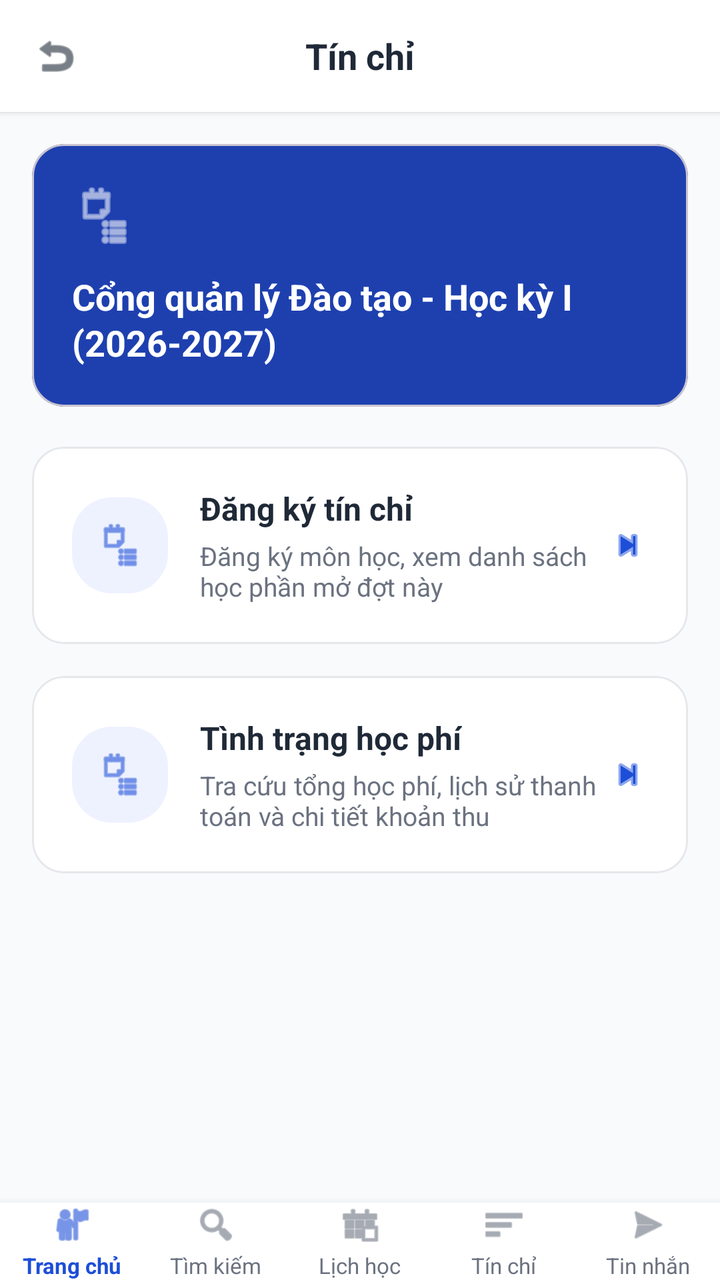
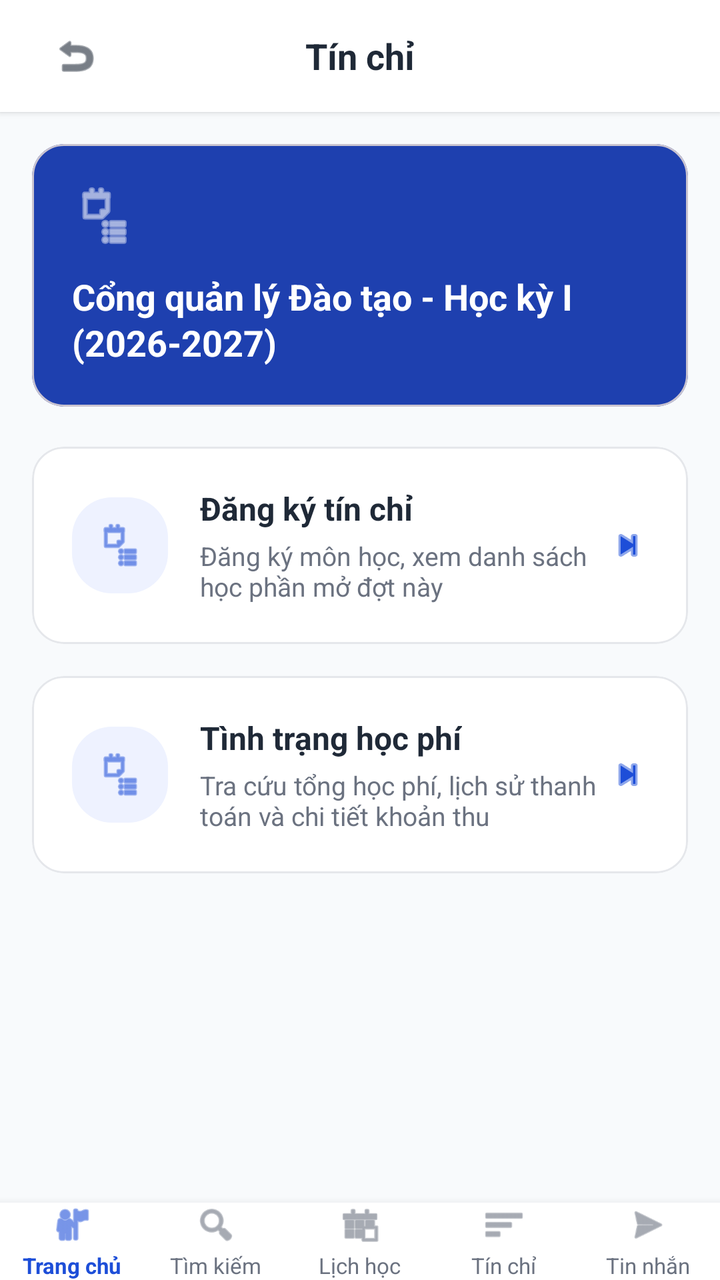

The first picture is an Android layout as it rendered before a commit; the second is the same layout after the commit. The layout source and the unified diff follow.
<!-- AndroidManifest.xml: application theme Theme.XayDung -->
<!-- res/layout/activity_credit_center.xml -->
<?xml version="1.0" encoding="utf-8"?>
<RelativeLayout xmlns:android="http://schemas.android.com/apk/res/android"
    xmlns:app="http://schemas.android.com/apk/res-auto"
    android:layout_width="match_parent"
    android:layout_height="match_parent"
    android:background="@color/figma_bg">

    
    <RelativeLayout
        android:id="@+id/headerToolbar"
        android:layout_width="match_parent"
        android:layout_height="56dp"
        android:paddingHorizontal="16dp"
        android:background="@color/white"
        android:elevation="2dp">

        <ImageView
            android:id="@+id/btnBack"
            android:layout_width="24dp"
            android:layout_height="24dp"
            android:layout_centerVertical="true"
            android:src="@android:drawable/ic_menu_revert"
            android:contentDescription="Back"
            app:tint="@color/figma_text_primary" />

        <TextView
            android:layout_width="wrap_content"
            android:layout_height="wrap_content"
            android:layout_centerInParent="true"
            android:text="Tín chỉ"
            android:textColor="@color/figma_text_primary"
            android:textSize="18sp"
            android:textStyle="bold" />
    </RelativeLayout>

    <ScrollView
        android:layout_width="match_parent"
        android:layout_height="match_parent"
        android:layout_below="@id/headerToolbar"
        android:layout_above="@id/bottomNavigation"
        android:fillViewport="true">

        <LinearLayout
            android:layout_width="match_parent"
            android:layout_height="wrap_content"
            android:orientation="vertical"
            android:padding="16dp">

            
            <com.google.android.material.card.MaterialCardView
                android:layout_width="match_parent"
                android:layout_height="wrap_content"
                android:layout_marginBottom="20dp"
                app:cardCornerRadius="16dp"
                app:cardElevation="0dp"
                app:cardBackgroundColor="@color/figma_blue_dark">

                <LinearLayout
                    android:layout_width="match_parent"
                    android:layout_height="wrap_content"
                    android:orientation="vertical"
                    android:padding="20dp">

                    <ImageView
                        android:layout_width="32dp"
                        android:layout_height="32dp"
                        android:src="@android:drawable/ic_menu_agenda"
                        android:contentDescription="Icon"
                        app:tint="@color/white" />

                    <TextView
                        android:layout_width="match_parent"
                        android:layout_height="wrap_content"
                        android:layout_marginTop="12dp"
                        android:text="Cổng quản lý Đào tạo - Học kỳ I\n(2026-2027)"
                        android:textColor="@color/white"
                        android:textSize="18sp"
                        android:textStyle="bold"
                        android:lineSpacingExtra="2dp" />
                </LinearLayout>
            </com.google.android.material.card.MaterialCardView>

            
            <com.google.android.material.card.MaterialCardView
                android:id="@+id/cardRegisterCredit"
                android:layout_width="match_parent"
                android:layout_height="wrap_content"
                android:layout_marginBottom="16dp"
                app:cardCornerRadius="16dp"
                app:cardElevation="0dp"
                app:cardBackgroundColor="@color/white"
                app:strokeColor="@color/figma_card_border"
                app:strokeWidth="1dp"
                android:clickable="true"
                android:focusable="true">

                <LinearLayout
                    android:layout_width="match_parent"
                    android:layout_height="wrap_content"
                    android:orientation="horizontal"
                    android:padding="20dp"
                    android:gravity="center_vertical">

                    <FrameLayout
                        android:layout_width="48dp"
                        android:layout_height="48dp"
                        android:background="@drawable/bg_logo_badge">

                        <ImageView
                            android:layout_width="24dp"
                            android:layout_height="24dp"
                            android:layout_gravity="center"
                            android:src="@android:drawable/ic_menu_agenda"
                            android:contentDescription="Icon"
                            app:tint="@color/figma_blue" />
                    </FrameLayout>

                    <LinearLayout
                        android:layout_width="0dp"
                        android:layout_height="wrap_content"
                        android:layout_weight="1"
                        android:layout_marginStart="16dp"
                        android:orientation="vertical">

                        <TextView
                            android:layout_width="wrap_content"
                            android:layout_height="wrap_content"
                            android:text="Đăng ký tín chỉ"
                            android:textColor="@color/figma_text_primary"
                            android:textSize="16sp"
                            android:textStyle="bold" />

                        <TextView
                            android:layout_width="wrap_content"
                            android:layout_height="wrap_content"
                            android:layout_marginTop="4dp"
                            android:text="Đăng ký môn học, xem danh sách học phần mở đợt này"
                            android:textColor="@color/figma_text_secondary"
                            android:textSize="13sp" />
                    </LinearLayout>

                    <ImageView
                        android:layout_width="20dp"
                        android:layout_height="20dp"
                        android:src="@android:drawable/ic_media_next"
                        android:contentDescription="Next"
                        app:tint="@color/figma_blue" />
                </LinearLayout>
            </com.google.android.material.card.MaterialCardView>

            
            <com.google.android.material.card.MaterialCardView
                android:id="@+id/cardTuitionStatus"
                android:layout_width="match_parent"
                android:layout_height="wrap_content"
                android:layout_marginBottom="16dp"
                app:cardCornerRadius="16dp"
                app:cardElevation="0dp"
                app:cardBackgroundColor="@color/white"
                app:strokeColor="@color/figma_card_border"
                app:strokeWidth="1dp"
                android:clickable="true"
                android:focusable="true">

                <LinearLayout
                    android:layout_width="match_parent"
                    android:layout_height="wrap_content"
                    android:orientation="horizontal"
                    android:padding="20dp"
                    android:gravity="center_vertical">

                    <FrameLayout
                        android:layout_width="48dp"
                        android:layout_height="48dp"
                        android:background="@drawable/bg_logo_badge">

                        <ImageView
                            android:layout_width="24dp"
                            android:layout_height="24dp"
                            android:layout_gravity="center"
                            android:src="@android:drawable/ic_menu_agenda"
                            android:contentDescription="Icon"
                            app:tint="@color/figma_blue" />
                    </FrameLayout>

                    <LinearLayout
                        android:layout_width="0dp"
                        android:layout_height="wrap_content"
                        android:layout_weight="1"
                        android:layout_marginStart="16dp"
                        android:orientation="vertical">

                        <TextView
                            android:layout_width="wrap_content"
                            android:layout_height="wrap_content"
                            android:text="Tình trạng học phí"
                            android:textColor="@color/figma_text_primary"
                            android:textSize="16sp"
                            android:textStyle="bold" />

                        <TextView
                            android:layout_width="wrap_content"
                            android:layout_height="wrap_content"
                            android:layout_marginTop="4dp"
                            android:text="Tra cứu tổng học phí, lịch sử thanh toán và chi tiết khoản thu"
                            android:textColor="@color/figma_text_secondary"
                            android:textSize="13sp" />
                    </LinearLayout>

                    <ImageView
                        android:layout_width="20dp"
                        android:layout_height="20dp"
                        android:src="@android:drawable/ic_media_next"
                        android:contentDescription="Next"
                        app:tint="@color/figma_blue" />
                </LinearLayout>
            </com.google.android.material.card.MaterialCardView>

        </LinearLayout>
    </ScrollView>

    <include
        android:id="@+id/bottomNavigation"
        layout="@layout/layout_bottom_nav"
        android:layout_width="match_parent"
        android:layout_height="wrap_content"
        android:layout_alignParentBottom="true" />

</RelativeLayout>
<!-- res/layout/layout_bottom_nav.xml (included above) -->
<?xml version="1.0" encoding="utf-8"?>
<LinearLayout xmlns:android="http://schemas.android.com/apk/res/android"
    xmlns:app="http://schemas.android.com/apk/res-auto"
    android:layout_width="match_parent"
    android:layout_height="64dp"
    android:background="@color/white"
    android:elevation="8dp"
    android:orientation="horizontal"
    android:gravity="center_vertical">

    
    <LinearLayout
        android:id="@+id/navHome"
        android:layout_width="0dp"
        android:layout_height="match_parent"
        android:layout_weight="1"
        android:gravity="center"
        android:orientation="vertical"
        android:clickable="true"
        android:focusable="true">

        <ImageView
            android:id="@+id/iconHome"
            android:layout_width="22dp"
            android:layout_height="22dp"
            android:src="@android:drawable/ic_menu_myplaces"
            android:contentDescription="Trang chủ"
            app:tint="@color/figma_blue" />

        <TextView
            android:id="@+id/textHome"
            android:layout_width="wrap_content"
            android:layout_height="wrap_content"
            android:layout_marginTop="2dp"
            android:text="Trang chủ"
            android:textColor="@color/figma_blue"
            android:textSize="11sp"
            android:textStyle="bold" />
    </LinearLayout>

    
    <LinearLayout
        android:id="@+id/navSearch"
        android:layout_width="0dp"
        android:layout_height="match_parent"
        android:layout_weight="1"
        android:gravity="center"
        android:orientation="vertical"
        android:clickable="true"
        android:focusable="true">

        <ImageView
            android:id="@+id/iconSearch"
            android:layout_width="22dp"
            android:layout_height="22dp"
            android:src="@android:drawable/ic_menu_search"
            android:contentDescription="Tìm kiếm"
            app:tint="@color/figma_text_secondary" />

        <TextView
            android:id="@+id/textSearch"
            android:layout_width="wrap_content"
            android:layout_height="wrap_content"
            android:layout_marginTop="2dp"
            android:text="Tìm kiếm"
            android:textColor="@color/figma_text_secondary"
            android:textSize="11sp" />
    </LinearLayout>

    
    <LinearLayout
        android:id="@+id/navSchedule"
        android:layout_width="0dp"
        android:layout_height="match_parent"
        android:layout_weight="1"
        android:gravity="center"
        android:orientation="vertical"
        android:clickable="true"
        android:focusable="true">

        <ImageView
            android:id="@+id/iconSchedule"
            android:layout_width="22dp"
            android:layout_height="22dp"
            android:src="@android:drawable/ic_menu_today"
            android:contentDescription="Lịch học"
            app:tint="@color/figma_text_secondary" />

        <TextView
            android:id="@+id/textSchedule"
            android:layout_width="wrap_content"
            android:layout_height="wrap_content"
            android:layout_marginTop="2dp"
            android:text="Lịch học"
            android:textColor="@color/figma_text_secondary"
            android:textSize="11sp" />
    </LinearLayout>

    
    <LinearLayout
        android:id="@+id/navCredit"
        android:layout_width="0dp"
        android:layout_height="match_parent"
        android:layout_weight="1"
        android:gravity="center"
        android:orientation="vertical"
        android:clickable="true"
        android:focusable="true">

        <ImageView
            android:id="@+id/iconCredit"
            android:layout_width="22dp"
            android:layout_height="22dp"
            android:src="@android:drawable/ic_menu_sort_by_size"
            android:contentDescription="Tín chỉ"
            app:tint="@color/figma_text_secondary" />

        <TextView
            android:id="@+id/textCredit"
            android:layout_width="wrap_content"
            android:layout_height="wrap_content"
            android:layout_marginTop="2dp"
            android:text="Tín chỉ"
            android:textColor="@color/figma_text_secondary"
            android:textSize="11sp" />
    </LinearLayout>

    
    <LinearLayout
        android:id="@+id/navMessage"
        android:layout_width="0dp"
        android:layout_height="match_parent"
        android:layout_weight="1"
        android:gravity="center"
        android:orientation="vertical"
        android:clickable="true"
        android:focusable="true">

        <ImageView
            android:id="@+id/iconMessage"
            android:layout_width="22dp"
            android:layout_height="22dp"
            android:src="@android:drawable/ic_menu_send"
            android:contentDescription="Tin nhắn"
            app:tint="@color/figma_text_secondary" />

        <TextView
            android:id="@+id/textMessage"
            android:layout_width="wrap_content"
            android:layout_height="wrap_content"
            android:layout_marginTop="2dp"
            android:text="Tin nhắn"
            android:textColor="@color/figma_text_secondary"
            android:textSize="11sp" />
    </LinearLayout>

</LinearLayout>
<!-- resources referenced by this layout -->
<resources>
  <color name="figma_bg">#F8FAFC</color>
  <color name="figma_blue">#1D4ED8</color>
  <color name="figma_blue_dark">#1E40AF</color>
  <color name="figma_card_border">#E5E7EB</color>
  <color name="figma_text_primary">#1F2937</color>
  <color name="figma_text_secondary">#6B7280</color>
  <color name="white">#FFFFFFFF</color>
  <!-- drawable bg_logo_badge (drawable) -->
  <?xml version="1.0" encoding="utf-8"?>
  <shape xmlns:android="http://schemas.android.com/apk/res/android"
      android:shape="rectangle">
      <solid android:color="@color/figma_blue_light" />
      <corners android:radius="20dp" />
  </shape>
  <style name="Theme.XayDung" parent="Base.Theme.XayDung" />
  <color name="figma_blue_light">#EEF2FF</color>
  <style name="Base.Theme.XayDung" parent="Theme.Material3.DayNight.NoActionBar">
          <item name="colorPrimary">@color/figma_blue</item>
          <item name="colorPrimaryDark">@color/figma_blue_dark</item>
          <item name="colorSecondary">@color/figma_blue</item>
          <item name="android:windowBackground">@color/figma_bg</item>
      </style>
</resources>

<!-- the commit's change to res/layout/activity_credit_center.xml (unified diff, before → after) -->
@@ -16,9 +16,13 @@
 
         <ImageView
             android:id="@+id/btnBack"
-            android:layout_width="24dp"
-            android:layout_height="24dp"
+            android:layout_width="44dp"
+            android:layout_height="44dp"
             android:layout_centerVertical="true"
+            android:padding="10dp"
+            android:clickable="true"
+            android:focusable="true"
+            android:background="?attr/selectableItemBackgroundBorderless"
             android:src="@android:drawable/ic_menu_revert"
             android:contentDescription="Back"
             app:tint="@color/figma_text_primary" />
